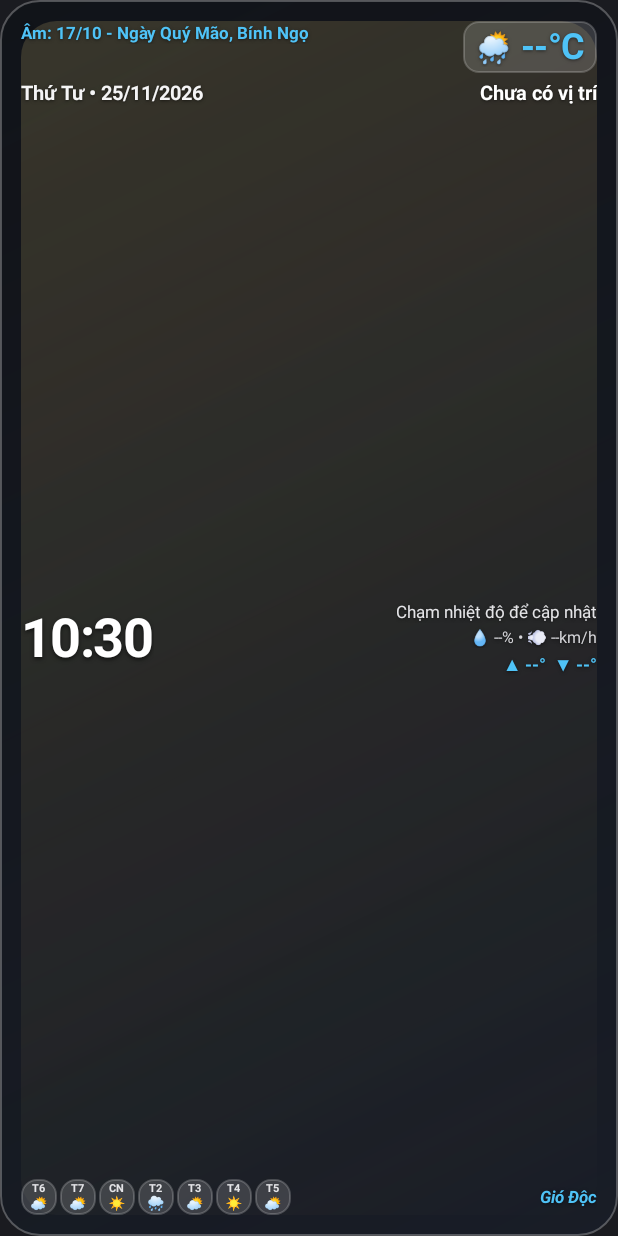
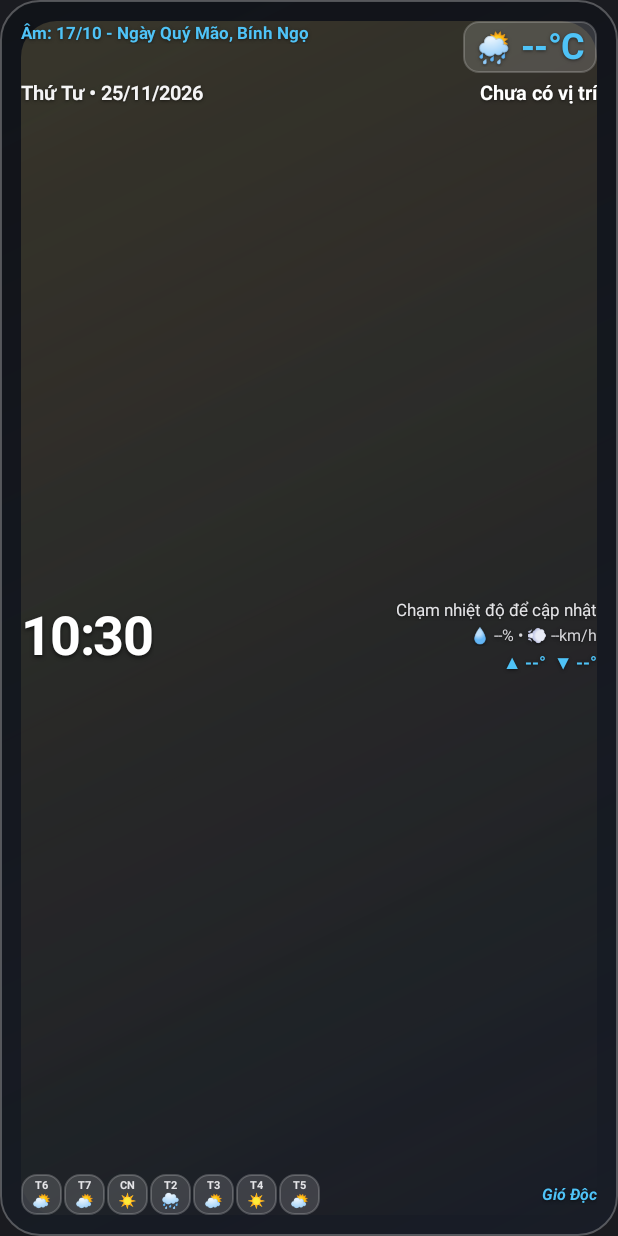
Before and after one commit to duynghiduc2000-vn/thoi-tiet-am-lich, an Android app built with Jetpack Compose: the layout widget_weather_lunar.xml on its own in the app's theme, with its tools: preview values and no code run, on a phone screen of 412 x 824 dp. Run offline under Robolectric (Android 15) with nearby library versions, the phone set to English and light mode, and no system bars.

Commit message:
Update widget_weather_lunar.xml

```diff
--- a/app/src/main/res/layout/widget_weather_lunar.xml
+++ b/app/src/main/res/layout/widget_weather_lunar.xml
@@ -221,7 +221,7 @@
             android:textStyle="bold" />
     </LinearLayout>
 
-    <!-- Hàng dưới cùng: 7 ô vuông nhỏ gọn ở góc dưới bên trái + chữ ký thẳng hàng bên phải -->
+    <!-- Hàng dưới cùng: 7 ô vuông dự báo ở góc dưới bên trái + chữ ký thẳng hàng bên phải -->
     <RelativeLayout
         android:id="@+id/bottom_row"
         android:layout_width="match_parent"
@@ -243,9 +243,9 @@
             <!-- Ô vuông ngày 1 -->
             <LinearLayout
                 android:id="@+id/card_forecast_day_1"
-                android:layout_width="24dp"
-                android:layout_height="24dp"
-                android:layout_marginEnd="2dp"
+                android:layout_width="27dp"
+                android:layout_height="27dp"
+                android:layout_marginEnd="1.5dp"
                 android:background="@drawable/bg_widget_forecast_chip"
                 android:gravity="center"
                 android:orientation="vertical"
@@ -259,7 +259,7 @@
                     android:maxLines="1"
                     android:text="T6"
                     android:textColor="#E4E4E7"
-                    android:textSize="7sp"
+                    android:textSize="7.5sp"
                     android:textStyle="bold" />
 
                 <TextView
@@ -269,15 +269,15 @@
                     android:includeFontPadding="false"
                     android:maxLines="1"
                     android:text="⛅"
-                    android:textSize="9sp" />
+                    android:textSize="10sp" />
             </LinearLayout>
 
             <!-- Ô vuông ngày 2 -->
             <LinearLayout
                 android:id="@+id/card_forecast_day_2"
-                android:layout_width="24dp"
-                android:layout_height="24dp"
-                android:layout_marginEnd="2dp"
+                android:layout_width="27dp"
+                android:layout_height="27dp"
+                android:layout_marginEnd="1.5dp"
                 android:background="@drawable/bg_widget_forecast_chip"
                 android:gravity="center"
                 android:orientation="vertical"
@@ -291,7 +291,7 @@
                     android:maxLines="1"
                     android:text="T7"
                     android:textColor="#E4E4E7"
-                    android:textSize="7sp"
+                    android:textSize="7.5sp"
                     android:textStyle="bold" />
 
                 <TextView
@@ -301,15 +301,15 @@
                     android:includeFontPadding="false"
                     android:maxLines="1"
                     android:text="⛅"
-                    android:textSize="9sp" />
+                    android:textSize="10sp" />
             </LinearLayout>
 
             <!-- Ô vuông ngày 3 -->
             <LinearLayout
                 android:id="@+id/card_forecast_day_3"
-                android:layout_width="24dp"
-                android:layout_height="24dp"
-                android:layout_marginEnd="2dp"
+                android:layout_width="27dp"
+                android:layout_height="27dp"
+                android:layout_marginEnd="1.5dp"
                 android:background="@drawable/bg_widget_forecast_chip"
                 android:gravity="center"
                 android:orientation="vertical"
@@ -323,7 +323,7 @@
                     android:maxLines="1"
                     android:text="CN"
                     android:textColor="#E4E4E7"
-                    android:textSize="7sp"
+                    android:textSize="7.5sp"
                     android:textStyle="bold" />
 
                 <TextView
@@ -333,15 +333,15 @@
                     android:includeFontPadding="false"
                     android:maxLines="1"
                     android:text="☀️"
-                    android:textSize="9sp" />
+                    android:textSize="10sp" />
             </LinearLayout>
 
             <!-- Ô vuông ngày 4 -->
             <LinearLayout
                 android:id="@+id/card_forecast_day_4"
-                android:layout_width="24dp"
-                android:layout_height="24dp"
-                android:layout_marginEnd="2dp"
+                android:layout_width="27dp"
+                android:layout_height="27dp"
+                android:layout_marginEnd="1.5dp"
                 android:background="@drawable/bg_widget_forecast_chip"
                 android:gravity="center"
                 android:orientation="vertical"
@@ -355,7 +355,7 @@
                     android:maxLines="1"
                     android:text="T2"
                     android:textColor="#E4E4E7"
-                    android:textSize="7sp"
+                    android:textSize="7.5sp"
                     android:textStyle="bold" />
 
                 <TextView
@@ -365,15 +365,15 @@
                     android:includeFontPadding="false"
                     android:maxLines="1"
                     android:text="🌧️"
-                    android:textSize="9sp" />
+                    android:textSize="10sp" />
             </LinearLayout>
 
             <!-- Ô vuông ngày 5 -->
             <LinearLayout
                 android:id="@+id/card_forecast_day_5"
-                android:layout_width="24dp"
-                android:layout_height="24dp"
-                android:layout_marginEnd="2dp"
+                android:layout_width="27dp"
+                android:layout_height="27dp"
+                android:layout_marginEnd="1.5dp"
                 android:background="@drawable/bg_widget_forecast_chip"
                 android:gravity="center"
                 android:orientation="vertical"
@@ -387,7 +387,7 @@
                     android:maxLines="1"
                     android:text="T3"
                     android:textColor="#E4E4E7"
-                    android:textSize="7sp"
+                    android:textSize="7.5sp"
                     android:textStyle="bold" />
 
                 <TextView
@@ -397,15 +397,15 @@
                     android:includeFontPadding="false"
                     android:maxLines="1"
                     android:text="⛅"
-                    android:textSize="9sp" />
+                    android:textSize="10sp" />
             </LinearLayout>
 
             <!-- Ô vuông ngày 6 -->
             <LinearLayout
                 android:id="@+id/card_forecast_day_6"
-                android:layout_width="24dp"
-                android:layout_height="24dp"
-                android:layout_marginEnd="2dp"
+                android:layout_width="27dp"
+                android:layout_height="27dp"
+                android:layout_marginEnd="1.5dp"
                 android:background="@drawable/bg_widget_forecast_chip"
                 android:gravity="center"
                 android:orientation="vertical"
@@ -419,7 +419,7 @@
                     android:maxLines="1"
                     android:text="T4"
                     android:textColor="#E4E4E7"
-                    android:textSize="7sp"
+                    android:textSize="7.5sp"
                     android:textStyle="bold" />
 
                 <TextView
@@ -429,14 +429,14 @@
                     android:includeFontPadding="false"
                     android:maxLines="1"
                     android:text="☀️"
-                    android:textSize="9sp" />
+                    android:textSize="10sp" />
             </LinearLayout>
 
             <!-- Ô vuông ngày 7 -->
             <LinearLayout
                 android:id="@+id/card_forecast_day_7"
-                android:layout_width="24dp"
-                android:layout_height="24dp"
+                android:layout_width="27dp"
+                android:layout_height="27dp"
                 android:background="@drawable/bg_widget_forecast_chip"
                 android:gravity="center"
                 android:orientation="vertical"
@@ -450,7 +450,7 @@
                     android:maxLines="1"
                     android:text="T5"
                     android:textColor="#E4E4E7"
-                    android:textSize="7sp"
+                    android:textSize="7.5sp"
                     android:textStyle="bold" />
 
                 <TextView
@@ -460,7 +460,7 @@
                     android:includeFontPadding="false"
                     android:maxLines="1"
                     android:text="⛅"
-                    android:textSize="9sp" />
+                    android:textSize="10sp" />
             </LinearLayout>
         </LinearLayout>
 
@@ -478,7 +478,7 @@
             android:shadowRadius="2"
             android:text="Gió Độc"
             android:textColor="#4FC3F7"
-            android:textSize="11sp"
+            android:textSize="10.5sp"
             android:textStyle="italic|bold" />
     </RelativeLayout>
 
```
